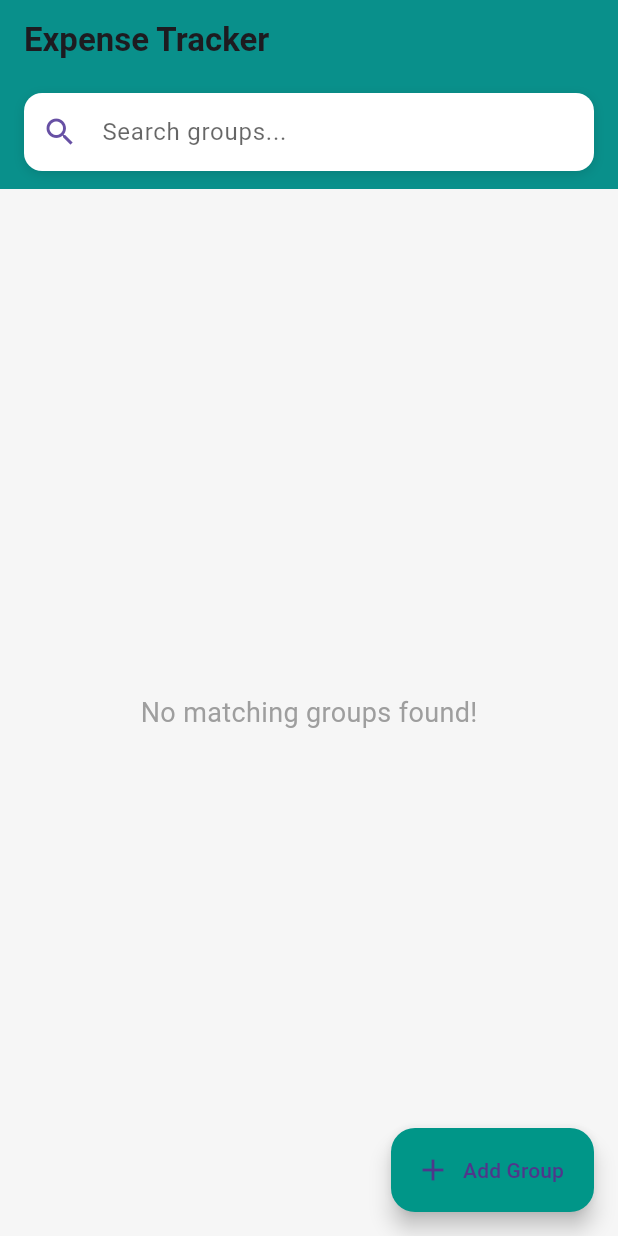
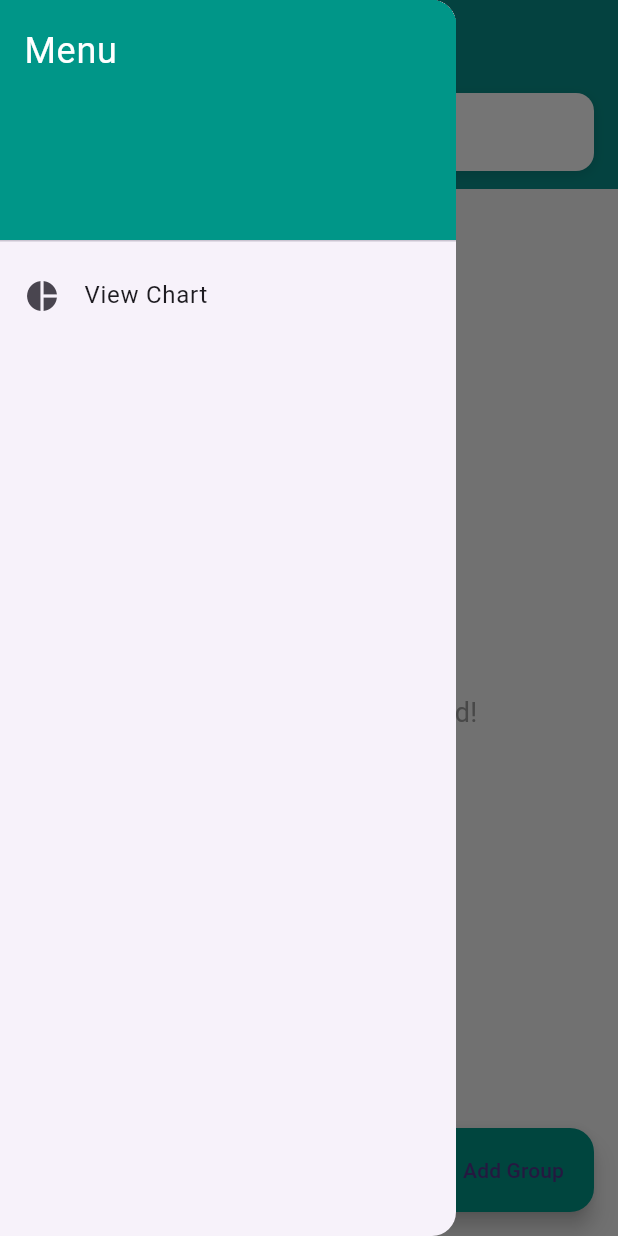
Before and after one commit to Saminever/expense_tracker, a Flutter app: the screen it shows after launch, with the side drawer open (before the commit the screen has no drawer), on a phone screen of 412 x 824 dp. Run offline on Flutter 3.47's test engine with Material 3 defaults, Android fonts, the phone set to English and light mode, and no system bars; our stand-ins replace fl_chart, get, hive, hive_flutter; accounts and stored records are empty.

Commit message:
Add chart  folder

```diff
--- a/lib/view/home_screen.dart
+++ b/lib/view/home_screen.dart
@@ -1,10 +1,11 @@
 import 'package:expence_tracker_app/model/group_model.dart';
+import 'package:expence_tracker_app/view/group_sumerry.dart';
 import 'package:flutter/material.dart';
 import 'package:get/get.dart';
 import 'package:hive/hive.dart';
 import 'package:hive_flutter/hive_flutter.dart';
-// import '../models/group_model.dart';
 import 'group_screen.dart';
+// import 'chart_screen.dart'; // chart screen import
 
 class HomeScreen extends StatefulWidget {
   const HomeScreen({super.key});
@@ -40,7 +41,7 @@ class _HomeScreenState extends State<HomeScreen> {
     if (name.isNotEmpty) {
       groupBox.add(GroupModel(name: name));
       groupController.clear();
-      _onSearchChanged(); // Update list after adding
+      _onSearchChanged();
     }
   }
 
@@ -57,56 +58,40 @@ class _HomeScreenState extends State<HomeScreen> {
           preferredSize: const Size.fromHeight(70),
           child: Padding(
             padding: const EdgeInsets.fromLTRB(16, 8, 16, 12),
-            child: AnimatedContainer(
-              duration: const Duration(milliseconds: 300),
-              curve: Curves.easeInOut,
-              decoration: BoxDecoration(
-                color: Theme.of(context).brightness == Brightness.dark
-                    ? Colors.grey[850]
-                    : Colors.white,
-                borderRadius: BorderRadius.circular(12),
-                boxShadow: Theme.of(context).brightness == Brightness.dark
-                    ? []
-                    : [
-                        BoxShadow(
-                          color: Colors.black12,
-                          blurRadius: 6,
-                          offset: const Offset(0, 2),
-                        ),
-                      ],
+            child: _buildSearchBar(context),
+          ),
+        ),
+      ),
+
+      /// 🔻 Drawer Added
+      drawer: Drawer(
+        child: ListView(
+          padding: EdgeInsets.zero,
+          children: [
+            DrawerHeader(
+              decoration: const BoxDecoration(
+                color: Colors.teal,
               ),
-              child: TextField(
-                controller: searchController,
-                onChanged: (_) => _onSearchChanged(),
+              child: const Text(
+                'Menu',
                 style: TextStyle(
-                  fontSize: 16,
-                  color: Theme.of(context).textTheme.bodyLarge?.color,
-                ),
-                decoration: InputDecoration(
-                  hintText: "Search groups...",
-                  hintStyle: TextStyle(
-                    color: Theme.of(context).hintColor,
-                  ),
-                  prefixIcon: Icon(Icons.search,
-                      color: Theme.of(context).colorScheme.primary),
-                  suffixIcon: searchController.text.isNotEmpty
-                      ? IconButton(
-                          icon: const Icon(Icons.clear),
-                          onPressed: () {
-                            searchController.clear();
-                            _onSearchChanged();
-                          },
-                        )
-                      : null,
-                  border: InputBorder.none,
-                  contentPadding:
-                      const EdgeInsets.symmetric(horizontal: 16, vertical: 14),
+                  color: Colors.white,
+                  fontSize: 24,
                 ),
               ),
             ),
-          ),
+            ListTile(
+              leading: const Icon(Icons.pie_chart),
+              title: const Text('View Chart'),
+              onTap: () {
+                Navigator.pop(context);
+                Get.to(() => const GroupSummaryScreen());
+              },
+            ),
+          ],
         ),
       ),
+
       body: ValueListenableBuilder(
         valueListenable: groupBox.listenable(),
         builder: (context, Box<GroupModel> box, _) {
@@ -179,4 +164,54 @@ class _HomeScreenState extends State<HomeScreen> {
       ),
     );
   }
+
+  /// 🔍 Search Bar UI
+  Widget _buildSearchBar(BuildContext context) {
+    return AnimatedContainer(
+      duration: const Duration(milliseconds: 300),
+      curve: Curves.easeInOut,
+      decoration: BoxDecoration(
+        color: Theme.of(context).brightness == Brightness.dark
+            ? Colors.grey[850]
+            : Colors.white,
+        borderRadius: BorderRadius.circular(12),
+        boxShadow: Theme.of(context).brightness == Brightness.dark
+            ? []
+            : [
+                BoxShadow(
+                  color: Colors.black12,
+                  blurRadius: 6,
+                  offset: const Offset(0, 2),
+                ),
+              ],
+      ),
+      child: TextField(
+        controller: searchController,
+        style: TextStyle(
+          fontSize: 16,
+          color: Theme.of(context).textTheme.bodyLarge?.color,
+        ),
+        decoration: InputDecoration(
+          hintText: "Search groups...",
+          hintStyle: TextStyle(
+            color: Theme.of(context).hintColor,
+          ),
+          prefixIcon:
+              Icon(Icons.search, color: Theme.of(context).colorScheme.primary),
+          suffixIcon: searchController.text.isNotEmpty
+              ? IconButton(
+                  icon: const Icon(Icons.clear),
+                  onPressed: () {
+                    searchController.clear();
+                    _onSearchChanged();
+                  },
+                )
+              : null,
+          border: InputBorder.none,
+          contentPadding:
+              const EdgeInsets.symmetric(horizontal: 16, vertical: 14),
+        ),
+      ),
+    );
+  }
 }
--- a/pubspec.yaml
+++ b/pubspec.yaml
@@ -36,6 +36,7 @@ dependencies:
   get: ^4.6.5
 
 
+
   # The following adds the Cupertino Icons font to your application.
   # Use with the CupertinoIcons class for iOS style icons.
   cupertino_icons: ^1.0.8
@@ -45,6 +46,7 @@ dev_dependencies:
     sdk: flutter
   hive_generator: ^2.0.1
   build_runner: ^2.4.13
+  fl_chart: ^0.63.0
   # The "flutter_lints" package below contains a set of recommended lints to
   # encourage good coding practices. The lint set provided by the package is
   # activated in the `analysis_options.yaml` file located at the root of your
```
Also changed, not shown: lib/view/group_sumerry.dart (added, +126 -0 lines), pubspec.lock.
